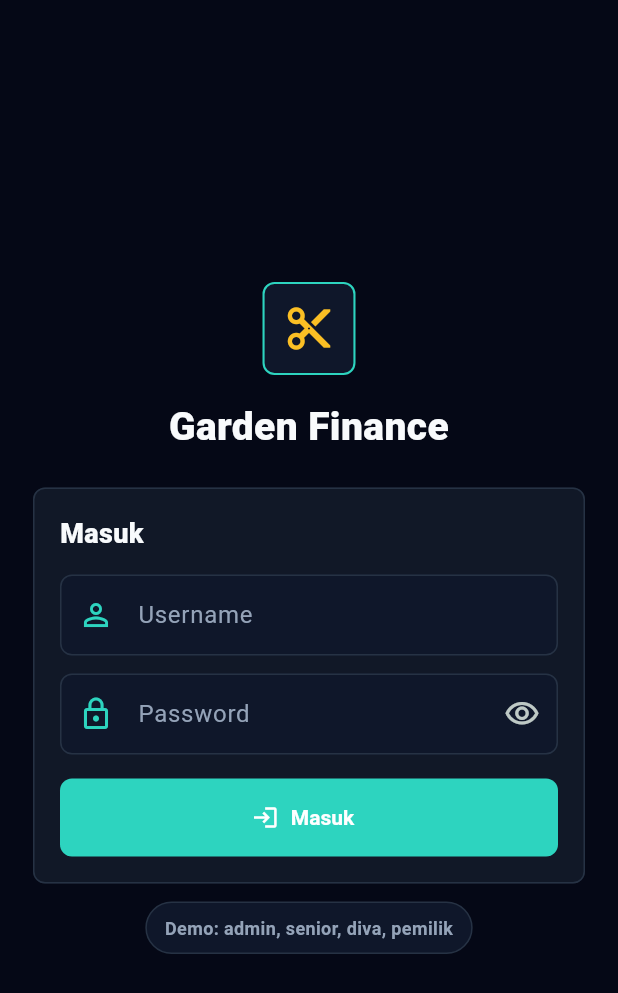
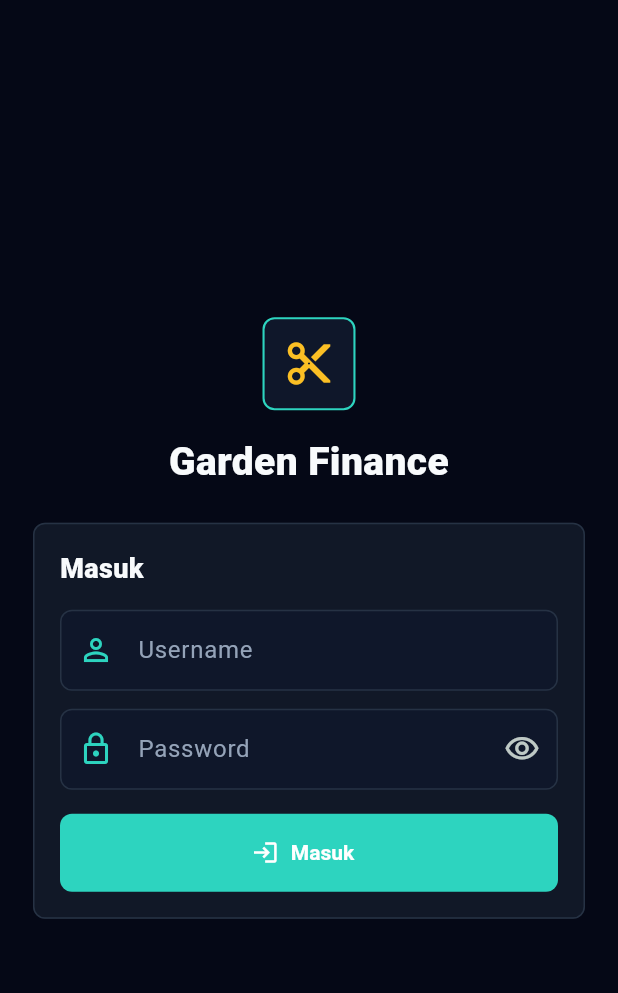
Before and after one commit to Anamsyahrul/garden_barbershop_finance, a Flutter app: the screen it shows after launch, on a phone screen of 412 x 824 dp. Shown: the top 993 px of the screen. Run offline on Flutter 3.47's test engine with Material 3 defaults, Android fonts, the phone set to English and light mode, and no system bars; our stand-ins replace cloud_firestore, firebase_core, shared_preferences; accounts and stored records are empty.

Commit message:
hapus teks demo login

```diff
--- a/lib/screens/login_screen.dart
+++ b/lib/screens/login_screen.dart
@@ -152,24 +152,6 @@ class _LoginScreenState extends State<LoginScreen> {
                       ),
                     ),
                   ),
-                  const SizedBox(height: 12),
-                  Container(
-                    padding:
-                        const EdgeInsets.symmetric(horizontal: 12, vertical: 8),
-                    decoration: BoxDecoration(
-                      color: AppColors.panel,
-                      borderRadius: BorderRadius.circular(999),
-                      border: Border.all(color: AppColors.line),
-                    ),
-                    child: const Text(
-                      'Demo: admin, senior, diva, pemilik',
-                      style: TextStyle(
-                        color: AppColors.muted,
-                        fontSize: 12,
-                        fontWeight: FontWeight.w600,
-                      ),
-                    ),
-                  ),
                 ],
               ),
             ),
```
